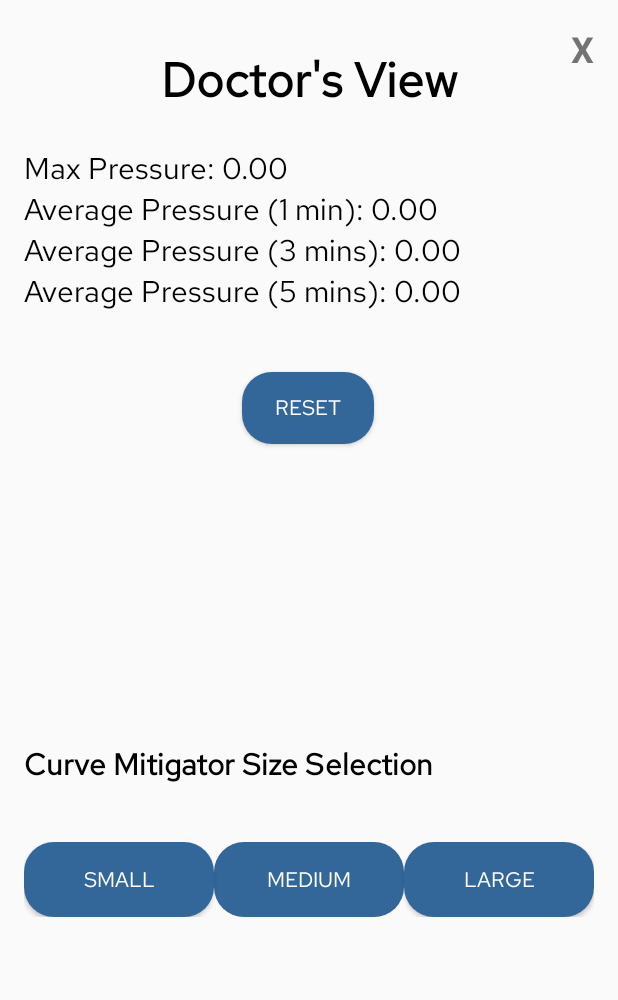
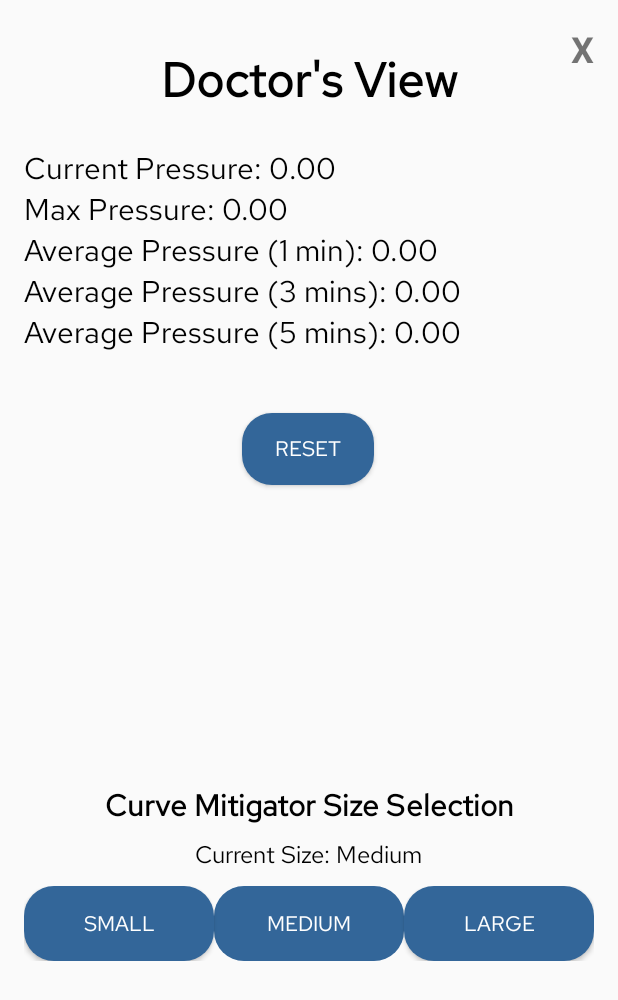
Before and after one commit to NathanLabiosa/PressureSensor, an Android app: the screen it shows after launch (DoctorViewActivity), after a tap on an icon or button, on a phone screen of 412 x 824 dp. Shown: the top 1000 px of the screen. Run offline under Robolectric (Android 15) with nearby library versions, the phone set to English and light mode, and no system bars; our stand-ins replace Room's generated code.

Commit message:
Updating Doctor's view with Current pressure and heel piece size indicator

```diff
--- a/app/src/main/java/com/pressure_sensor/DoctorViewActivity.java
+++ b/app/src/main/java/com/pressure_sensor/DoctorViewActivity.java
@@ -15,7 +15,7 @@ import java.util.concurrent.Executors;
 
 public class DoctorViewActivity extends AppCompatActivity {
 
-    private TextView maxPressureTextView, avg1MinTextView, avg3MinTextView, avg5MinTextView;
+    private TextView maxPressureTextView, avg1MinTextView, avg3MinTextView, avg5MinTextView, currentPressureLabelDoc, currentMitigatorTextView;
     private Button resetButton, smallBtn, mediumBtn, largeBtn;
     private TextView closeButton;
     private long baselineTime;  // This will be our starting point for queries
@@ -40,6 +40,8 @@ public class DoctorViewActivity extends AppCompatActivity {
         avg5MinTextView = findViewById(R.id.avg5MinTextView);
         resetButton = findViewById(R.id.resetButton);
         closeButton = findViewById(R.id.closeButton);
+        currentPressureLabelDoc    = findViewById(R.id.currentPressureLabelDoc);
+        currentMitigatorTextView   = findViewById(R.id.currentMitigatorTextView);
 
         // Set the initial baseline. For example, show the last 10 minutes by default.
         baselineTime = System.currentTimeMillis() - (10 * 60 * 1000L);
@@ -81,6 +83,10 @@ public class DoctorViewActivity extends AppCompatActivity {
         smallBtn.setEnabled(sel != MitigatorSettings.Type.SMALL);
         mediumBtn.setEnabled(sel != MitigatorSettings.Type.MEDIUM);
         largeBtn.setEnabled(sel != MitigatorSettings.Type.LARGE);
+
+        String selection = sel.name().substring(0,1)
+                + sel.name().substring(1).toLowerCase();   // e.g. “Medium”
+        currentMitigatorTextView.setText("Current Size: " + selection);
     }
 
 
@@ -124,13 +130,19 @@ public class DoctorViewActivity extends AppCompatActivity {
             Double maxPressureValue = db.pressureMeasurementDao().getMaxPressureSince(baselineTime);
             double maxPressure = (maxPressureValue == null) ? 0.0 : maxPressureValue;
 
+            double currentPressure = measurements.isEmpty()
+                    ? 0.0
+                    : measurements.get(measurements.size() - 1).pressure;
+
             runOnUiThread(() -> {
                 // "%.2f" means “floating‑point with 2 digits after the decimal”
+                String curStr  = String.format(Locale.getDefault(), "Current Pressure: %.2f", currentPressure);
                 String maxStr  = String.format(Locale.getDefault(), "Max Pressure: %.2f", maxPressure);
                 String avg1Str = String.format(Locale.getDefault(), "Average Pressure (1 min): %.2f", avg1);
                 String avg3Str = String.format(Locale.getDefault(), "Average Pressure (3 mins): %.2f", avg3);
                 String avg5Str = String.format(Locale.getDefault(), "Average Pressure (5 mins): %.2f", avg5);
 
+                currentPressureLabelDoc.setText((curStr));
                 maxPressureTextView.setText(maxStr);
                 avg1MinTextView .setText(avg1Str);
                 avg3MinTextView .setText(avg3Str);
--- a/app/src/main/java/com/pressure_sensor/PressureMeasurementDao.java
+++ b/app/src/main/java/com/pressure_sensor/PressureMeasurementDao.java
@@ -22,4 +22,7 @@ public interface PressureMeasurementDao {
     @Query("SELECT MAX(pressure) FROM pressure_measurements WHERE timestamp >= :startTime")
     Double getMaxPressureSince(long startTime);
 
+    @Query("SELECT * FROM pressure_measurements ORDER BY timestamp ASC")
+    List<PressureMeasurement> getAllMeasurements();
+
 }
--- a/app/src/main/java/com/pressure_sensor/SemicircleGaugeView.java
+++ b/app/src/main/java/com/pressure_sensor/SemicircleGaugeView.java
@@ -13,8 +13,8 @@ public class SemicircleGaugeView extends View {
     private float maxPressure = 10000f; // e.g., 10,000 as the max
 
     // Cutoffs for each zone
-    private float greenCutoff = 666f;
-    private float yellowCutoff = 6666f;
+    private float greenCutoff = 666.66f;
+    private float yellowCutoff = 6666.66f;
 
     public SemicircleGaugeView(Context context, AttributeSet attrs) {
         super(context, attrs);
--- a/app/src/main/res/layout/activity_main.xml
+++ b/app/src/main/res/layout/activity_main.xml
@@ -30,7 +30,7 @@
             android:fontFamily="@font/red_hat_regular"
             android:text="Waiting for data..."
             android:textAlignment="center"
-            android:textColor="@color/text_black"
+            android:textColor="@color/white"
             android:textSize="20sp"
             app:layout_constraintStart_toStartOf="parent"
             app:layout_constraintEnd_toEndOf="parent"/>
--- a/app/src/main/res/layout/doctor_view.xml
+++ b/app/src/main/res/layout/doctor_view.xml
@@ -44,6 +44,15 @@
         app:layout_constraintStart_toStartOf="parent"
         app:layout_constraintEnd_toEndOf="parent"
         android:layout_marginTop="24dp">
+
+        <TextView
+            android:id="@+id/currentPressureLabelDoc"
+            android:layout_width="wrap_content"
+            android:layout_height="wrap_content"
+            android:text="Current Pressure:"
+            android:textSize="20sp"
+            android:fontFamily="@font/red_hat_regular"
+            android:textColor="@color/text_black"/>
 
         <!-- Max Pressure -->
         <TextView
@@ -102,8 +111,8 @@
 
     <TextView
         android:id="@+id/mitigatorTextView"
-        android:layout_width="279dp"
-        android:layout_height="25dp"
+        android:layout_width="wrap_content"
+        android:layout_height="wrap_content"
         android:layout_marginTop="200dp"
         android:fontFamily="@font/red_hat_regular"
         android:text="Curve Mitigator Size Selection"
@@ -111,7 +120,21 @@
         android:textSize="20sp"
         android:textStyle="bold"
         app:layout_constraintTop_toBottomOf="@id/resetButton"
-        tools:layout_editor_absoluteX="49dp" />
+        app:layout_constraintStart_toStartOf="parent"
+        app:layout_constraintEnd_toEndOf="parent"/>
+
+    <TextView
+        android:id="@+id/currentMitigatorTextView"
+        android:layout_width="wrap_content"
+        android:layout_height="wrap_content"
+        android:text="Current Selection: Medium"
+        android:textSize="16sp"
+        android:fontFamily="@font/red_hat_regular"
+        android:textColor="@color/text_black"
+        android:layout_marginTop="8dp"
+        app:layout_constraintTop_toBottomOf="@id/mitigatorTextView"
+        app:layout_constraintStart_toStartOf="parent"
+        app:layout_constraintEnd_toEndOf="parent"/>
 
     <LinearLayout
         android:layout_width="match_parent"
```
Also changed, not shown: app/src/main/java/com/pressure_sensor/MainActivity.java (+73 -61 lines).
